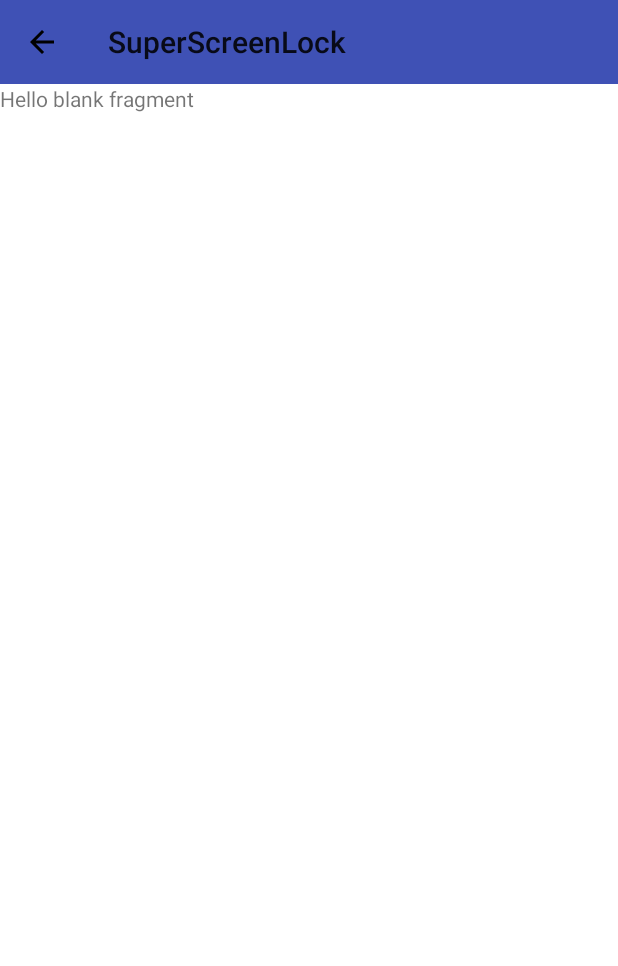
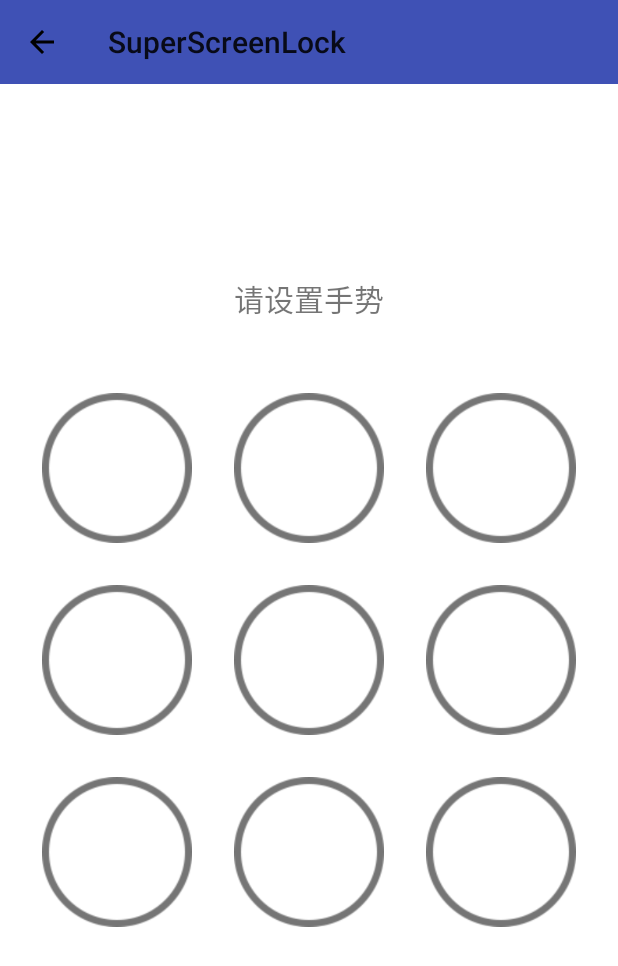
Before and after one commit to GSIL-Monitor/SuperScreenLock, an Android app: the fragment DetailEditPatternFragment placed in its activity, on a phone screen of 412 x 824 dp. Shown: the top 966 px of the screen. Run offline under Robolectric (Android 15) with nearby library versions, the phone set to English and light mode, and no system bars; 1 statement that could not run was skipped.

Commit message:
手势设置完成

```diff
--- a/app/src/main/java/com/hzp/superscreenlock/fragment/DetailEditPatternFragment.java
+++ b/app/src/main/java/com/hzp/superscreenlock/fragment/DetailEditPatternFragment.java
@@ -6,14 +6,27 @@ import android.support.v4.app.Fragment;
 import android.view.LayoutInflater;
 import android.view.View;
 import android.view.ViewGroup;
+import android.widget.Button;
+import android.widget.TextView;
+import android.widget.Toast;
 
 import com.hzp.superscreenlock.R;
+import com.hzp.superscreenlock.utils.LogUtil;
+import com.hzp.superscreenlock.utils.PreferencesUtil;
+import com.hzp.superscreenlock.utils.SystemUtil;
+import com.hzp.superscreenlock.view.Lock9View;
 
 /**
  * A simple {@link Fragment} subclass.
  */
-public class DetailEditPatternFragment extends Fragment {
+public class DetailEditPatternFragment extends Fragment implements Lock9View.CallBack {
 
+    private static final String TAG = DetailEditPatternFragment.class.getSimpleName();
+    private String hint1,hint2;
+    private Lock9View lock9View;
+    private TextView hintTextView;
+
+    private String password;
 
     public DetailEditPatternFragment() {
         // Required empty public constructor
@@ -23,8 +36,38 @@ public class DetailEditPatternFragment extends Fragment {
     @Override
     public View onCreateView(LayoutInflater inflater, ViewGroup container,
                              Bundle savedInstanceState) {
-        // Inflate the layout for this fragment
-        return inflater.inflate(R.layout.fragment_detail_edit_pattern, container, false);
+        hint1 = getString(R.string.pattern_edit_hint_first);
+        hint2=getString(R.string.pattern_edit_hint_second);
+
+        View view =  inflater.inflate(R.layout.fragment_detail_edit_pattern, container, false);
+
+        lock9View = (Lock9View) view.findViewById(R.id.pattern_edit_lock9view);
+        lock9View.setCallBack(this);
+
+        hintTextView = (TextView) view.findViewById(R.id.pattern_edit_hint_text);
+
+        return view;
     }
 
+    @Override
+    public void onFinish(String password) {
+        if(this.password==null){//第一次输入
+            this.password = password;
+            hintTextView.setText(hint2);
+        }else{//第二次检查
+            if(!this.password.equals(password)){
+                Toast.makeText(getContext(),"两次设置的手势不一致，请重新设置!",Toast.LENGTH_SHORT).show();
+                this.password = null;
+                hintTextView.setText(hint1);
+            }else{
+                String e = SystemUtil.encryptString(this.password);
+                PreferencesUtil.putString(getContext(),
+                        PreferencesUtil.KEY_ENV_PATTERN,
+                        e
+                );
+                LogUtil.i(TAG,"Put temp pattern item{"+ e + " }");
+                getActivity().finish();
+            }
+        }
+    }
 }
--- a/app/src/main/java/com/hzp/superscreenlock/fragment/EnvEditFragment.java
+++ b/app/src/main/java/com/hzp/superscreenlock/fragment/EnvEditFragment.java
@@ -92,6 +92,7 @@ public class EnvEditFragment extends PreferenceFragment
                 .remove(PreferencesUtil.KEY_ENV_LOCATION_LONGITUDE)
                 .remove(PreferencesUtil.KEY_ENV_LOCATION_LATITUDE)
                 .remove(PreferencesUtil.KEY_ENV_PASSWORD)
+                .remove(PreferencesUtil.KEY_ENV_PATTERN)
                 .apply();
     }
 
--- a/app/src/main/java/com/hzp/superscreenlock/utils/PreferencesUtil.java
+++ b/app/src/main/java/com/hzp/superscreenlock/utils/PreferencesUtil.java
@@ -18,6 +18,7 @@ public class PreferencesUtil {
     public static final String KEY_ENV_LOCATION_LONGITUDE = "KEY_ENV_LOCATION_LONGITUDE";
     public static final String KEY_ENV_LOCATION_LATITUDE = "KEY_ENV_LOCATION_LATITUDE";
     public static final String KEY_ENV_PASSWORD = "KEY_ENV_PASSWORD";
+    public static final String KEY_ENV_PATTERN = "KEY_ENV_PATTERN";
 
     public static SharedPreferences getDefaultSharePreferences(Context context) {
         return context.getSharedPreferences(AppConstant.DEFAULT_SHAREPREFERENCES, Context.MODE_PRIVATE);
--- a/app/src/main/res/layout/fragment_detail_edit_pattern.xml
+++ b/app/src/main/res/layout/fragment_detail_edit_pattern.xml
@@ -1,13 +1,35 @@
-<FrameLayout xmlns:android="http://schemas.android.com/apk/res/android"
+<RelativeLayout xmlns:android="http://schemas.android.com/apk/res/android"
     xmlns:tools="http://schemas.android.com/tools"
     android:layout_width="match_parent"
     android:layout_height="match_parent"
+    xmlns:app="http://schemas.android.com/apk/res-auto"
     tools:context=".fragment.DetailEditPatternFragment">
 
-    <!-- TODO: Update blank fragment layout -->
     <TextView
+        android:layout_width="wrap_content"
+        android:layout_height="wrap_content"
+        android:layout_centerHorizontal="true"
+        android:text="@string/pattern_edit_hint_first"
+        android:textSize="20sp"
+        android:layout_marginBottom="20dp"
+        android:id="@+id/pattern_edit_hint_text"
+        android:layout_above="@+id/pattern_edit_lock9view"/>
+
+
+    <com.hzp.superscreenlock.view.Lock9View
+        android:layout_centerInParent="true"
+        android:id="@+id/pattern_edit_lock9view"
         android:layout_width="match_parent"
         android:layout_height="match_parent"
-        android:text="@string/hello_blank_fragment" />
+        app:lock9_nodeSrc="@drawable/node_normal"
+        app:lock9_nodeOnSrc="@drawable/node_active"
+        app:lock9_nodeOnAnim="@anim/node_on_1"
+        app:lock9_padding="28dp"
+        app:lock9_spacing="28dp"
+        app:lock9_lineColor="@android:color/holo_blue_bright"
+        app:lock9_lineWidth="8dp"
+        app:lock9_autoLink="false"
+        app:lock9_enableVibrate="true"
+        app:lock9_vibrateTime="20"/>
 
-</FrameLayout>
+</RelativeLayout>
--- a/app/src/main/res/values/strings.xml
+++ b/app/src/main/res/values/strings.xml
@@ -7,6 +7,8 @@
     <string name="action_edit_mode">编辑模式</string>
     <string name="action_delete_item">删除</string>
     <string name="action_done_item">完成</string>
+    <string name="pattern_edit_hint_first">请设置手势</string>
+    <string name="pattern_edit_hint_second">再次设置以确认</string>
 
     <string-array name="lock_type_entries">
         <item>不加锁</item>
```
